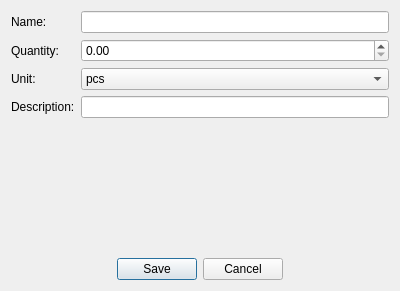
MagdaOleksandrTeam/ProductionPlanner, file ui/ProductDialog.ui: the form before one commit.
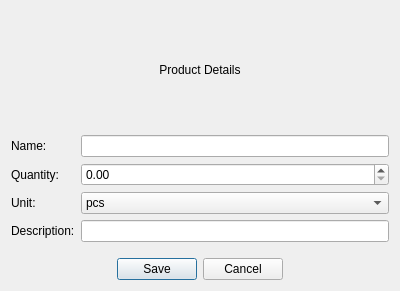
The form after the commit.

What changed in the file:
```diff
--- a/ui/ProductDialog.ui
+++ b/ui/ProductDialog.ui
@@ -14,6 +14,16 @@
    <string>Add / Edit Product</string>
   </property>
   <layout class="QVBoxLayout" name="verticalLayout">
+   <item>
+    <widget class="QLabel" name="lbl_info">
+     <property name="text">
+      <string>Product Details</string>
+     </property>
+     <property name="alignment">
+      <set>Qt::AlignmentFlag::AlignCenter</set>
+     </property>
+    </widget>
+   </item>
    <item>
     <layout class="QFormLayout" name="formLayout">
      <item row="0" column="0">
```
Left out of the diff: 12 changed lines with no effect on the pictures.
